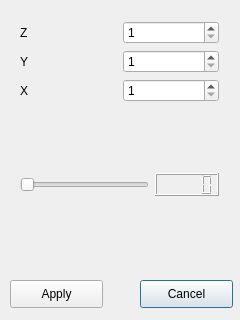
epanteleev/SiliconVisualiser, file SiliconVisualizer/DialogSizeScatter.ui: the form before one commit.
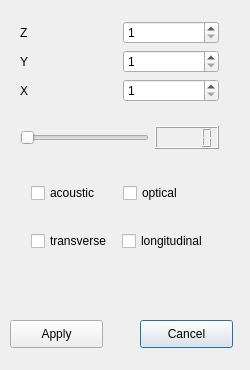
The form after the commit.

The edit to the form file:
```diff
--- a/SiliconVisualizer/DialogSizeScatter.ui
+++ b/SiliconVisualizer/DialogSizeScatter.ui
@@ -6,8 +6,8 @@
    <rect>
     <x>0</x>
     <y>0</y>
-    <width>240</width>
-    <height>320</height>
+    <width>250</width>
+    <height>370</height>
    </rect>
   </property>
   <property name="windowTitle">
@@ -17,7 +17,7 @@
    <property name="geometry">
     <rect>
      <x>140</x>
-     <y>280</y>
+     <y>320</y>
      <width>93</width>
      <height>28</height>
     </rect>
@@ -30,7 +30,7 @@
    <property name="geometry">
     <rect>
      <x>10</x>
-     <y>280</y>
+     <y>320</y>
      <width>93</width>
      <height>28</height>
     </rect>
@@ -45,7 +45,7 @@
      <x>9</x>
      <y>10</y>
      <width>221</width>
-     <height>261</height>
+     <height>281</height>
     </rect>
    </property>
    <layout class="QVBoxLayout" name="verticalLayout">
@@ -131,6 +131,79 @@
       </item>
      </layout>
     </item>
+    <item>
+     <spacer name="verticalSpacer_3">
+      <property name="orientation">
+       <enum>Qt::Vertical</enum>
+      </property>
+      <property name="sizeHint" stdset="0">
+       <size>
+        <width>20</width>
+        <height>40</height>
+       </size>
+      </property>
+     </spacer>
+    </item>
+    <item>
+     <layout class="QHBoxLayout" name="horizontalLayout_2">
+      <property name="leftMargin">
+       <number>11</number>
+      </property>
+      <property name="topMargin">
+       <number>11</number>
+      </property>
+      <property name="rightMargin">
+       <number>11</number>
+      </property>
+      <property name="bottomMargin">
+       <number>11</number>
+      </property>
+      <item>
+       <widget class="QCheckBox" name="acoustic">
+        <property name="text">
+         <string>acoustic</string>
+        </property>
+       </widget>
+      </item>
+      <item>
+       <widget class="QCheckBox" name="optical">
+        <property name="text">
+         <string>optical</string>
+        </property>
+       </widget>
+      </item>
+     </layout>
+    </item>
+    <item>
+     <layout class="QHBoxLayout" name="horizontalLayout_3">
+      <property name="leftMargin">
+       <number>11</number>
+      </property>
+      <property name="topMargin">
+       <number>11</number>
+      </property>
+      <property name="rightMargin">
+       <number>11</number>
+      </property>
+      <property name="bottomMargin">
+       <number>11</number>
+      </property>
+      <item>
+       <widget class="QCheckBox" name="transverse">
+        <property name="text">
+         <string>transverse</string>
+        </property>
+       </widget>
+      </item>
+      <item>
+       <widget class="QCheckBox" name="longitudinal">
+        <property name="text">
+         <string>longitudinal</string>
+        </property>
+       </widget>
+      </item>
+     </layout>
+    </item>
     <item>
      <spacer name="verticalSpacer_2">
       <property name="orientation">
```
